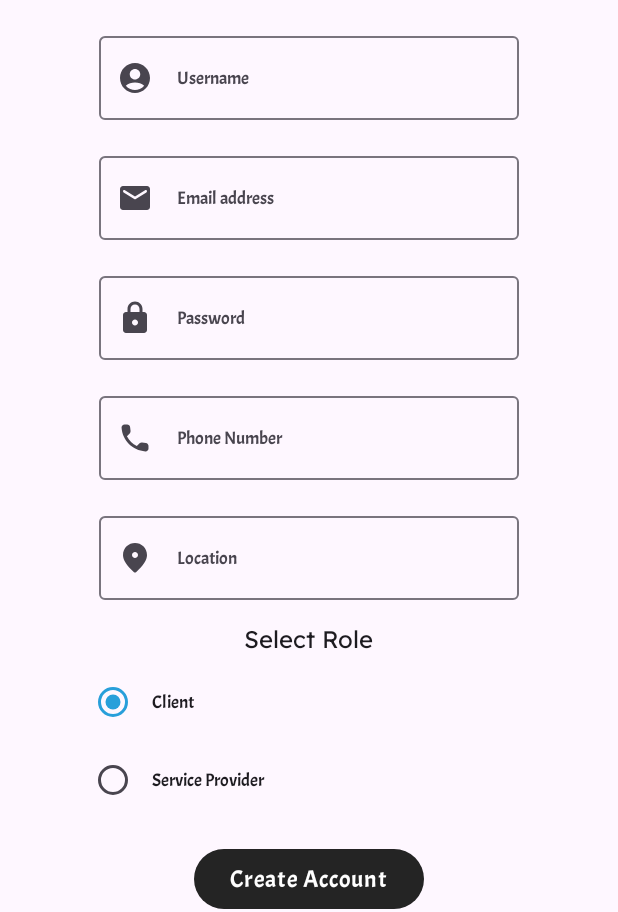
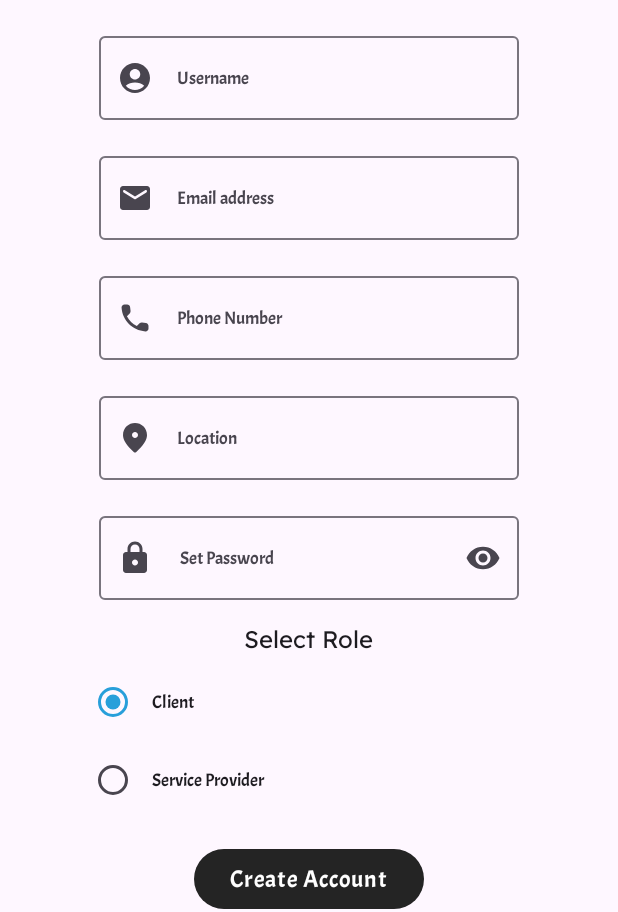
Before and after one commit to SrRopBrian/Fynda, an Android app built with Jetpack Compose: the screen it shows after launch (MainActivity), after a tap on "Don't have an account? Sign Up.", on a phone screen of 412 x 824 dp, the part 324-1236 px from its top. Run offline under Robolectric (Android 15) with nearby library versions, the phone set to English and light mode, and no system bars; our stand-ins replace Firebase (no records; nobody signed in at launch, a user with empty details on screens opened directly), livedata-compose.

Commit message:
Added password visibility toggle and made the scroll view keyboard aware

```diff
--- a/app/src/main/java/com/example/fynda/screens/SignupScreen.kt
+++ b/app/src/main/java/com/example/fynda/screens/SignupScreen.kt
@@ -19,6 +19,8 @@ import androidx.compose.foundation.rememberScrollState
 import androidx.compose.foundation.shape.RoundedCornerShape
 import androidx.compose.foundation.verticalScroll
 import androidx.compose.material.icons.Icons
+import androidx.compose.material.icons.filled.Visibility
+import androidx.compose.material.icons.filled.VisibilityOff
 import androidx.compose.material.icons.rounded.AccountCircle
 import androidx.compose.material.icons.rounded.Call
 import androidx.compose.material.icons.rounded.Email
@@ -30,6 +32,7 @@ import androidx.compose.material3.ButtonDefaults
 import androidx.compose.material3.Card
 import androidx.compose.material3.CardDefaults
 import androidx.compose.material3.Icon
+import androidx.compose.material3.IconButton
 import androidx.compose.material3.MaterialTheme
 import androidx.compose.material3.OutlinedTextField
 import androidx.compose.material3.RadioButton
@@ -51,6 +54,7 @@ import androidx.compose.ui.res.painterResource
 import androidx.compose.ui.text.TextStyle
 import androidx.compose.ui.text.font.FontWeight
 import androidx.compose.ui.text.input.PasswordVisualTransformation
+import androidx.compose.ui.text.input.VisualTransformation
 import androidx.compose.ui.text.style.TextAlign
 import androidx.compose.ui.unit.dp
 import androidx.compose.ui.unit.sp
@@ -68,13 +72,14 @@ fun SignupScreen(
 ) {
     val scrollState = rememberScrollState()
 
-    // State variables for user input
+    // State variables for user input & password visibility
     var userName by remember { mutableStateOf("") }
     var email by remember { mutableStateOf("") }
     var password by remember { mutableStateOf("") }
     var phoneNumber by remember { mutableStateOf("") }
     var location by remember { mutableStateOf("") }
     var userRole by remember { mutableStateOf("Client") }
+    var isPasswordVisible by remember { mutableStateOf(false) }
 
     // Observing authentication state
     val authState = authViewModel.authState.observeAsState()
@@ -162,24 +167,6 @@ fun SignupScreen(
         Spacer(modifier = Modifier.height(16.dp))
 
         OutlinedTextField(
-            value = password,
-            onValueChange = {password = it},
-            leadingIcon = {
-                Icon(imageVector = Icons.Rounded.Lock, contentDescription = null)
-            },
-            label = {
-                Text(text = "Password", style = MaterialTheme.typography.labelSmall)
-            },
-            textStyle = MaterialTheme.typography.labelSmall.copy(
-                fontFamily = LexendFontFamily,
-                fontWeight = FontWeight.Normal,
-                fontSize = 16.sp
-            ),
-            visualTransformation = PasswordVisualTransformation()
-        )
-        Spacer(modifier = Modifier.height(16.dp))
-
-        OutlinedTextField(
             value = phoneNumber,
             onValueChange = { phoneNumber = it},
             leadingIcon = {
@@ -210,6 +197,31 @@ fun SignupScreen(
                 fontWeight = FontWeight.Normal,
                 fontSize = 16.sp
             )
+        )
+        Spacer(modifier = Modifier.height(16.dp))
+
+        OutlinedTextField(
+            value = password,
+            onValueChange = {password = it},
+            leadingIcon = {
+                Icon(imageVector = Icons.Rounded.Lock, contentDescription = null)
+            },
+            label = {
+                Text(text = " Set Password", style = MaterialTheme.typography.labelSmall)
+            },
+            textStyle = MaterialTheme.typography.labelSmall.copy(
+                fontFamily = LexendFontFamily,
+                fontWeight = FontWeight.Normal,
+                fontSize = 16.sp
+            ),
+            visualTransformation = if (isPasswordVisible) VisualTransformation.None else PasswordVisualTransformation(),
+            trailingIcon = {
+                val icon = if (isPasswordVisible) Icons.Default.VisibilityOff else Icons.Default.Visibility
+                val description = if (isPasswordVisible) "Hide Password" else "Show Password"
+                IconButton(onClick = { isPasswordVisible = !isPasswordVisible }) {
+                    Icon(imageVector = icon, contentDescription = description)
+                }
+            }
         )
         Spacer(modifier = Modifier.height(16.dp))
 
```
